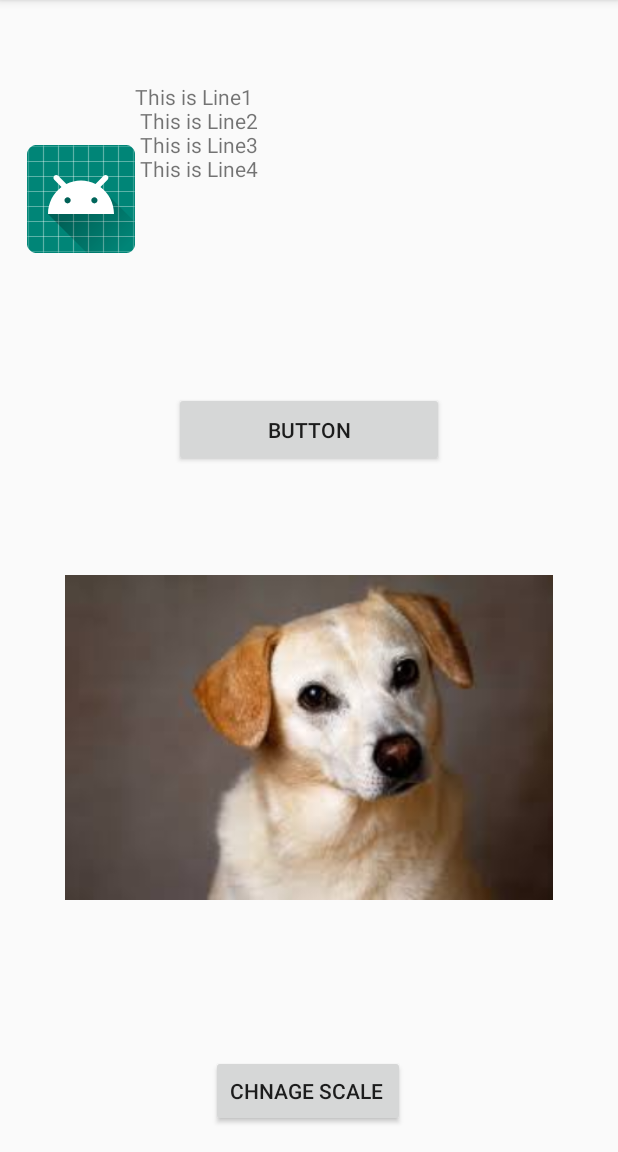
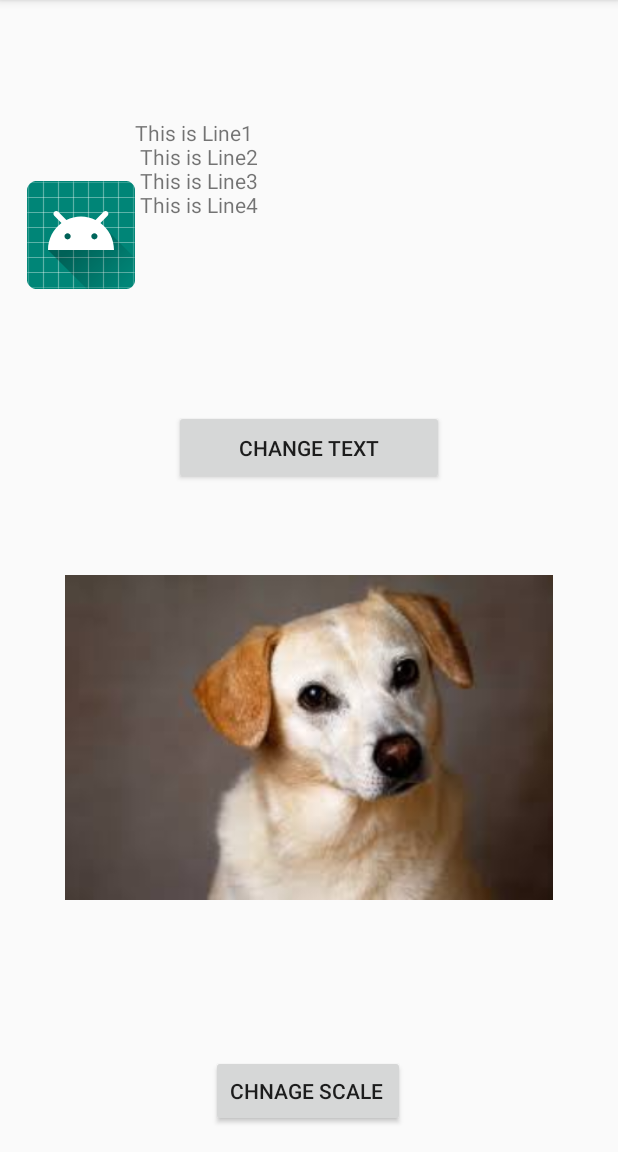
Before and after one commit to Arjun491/uxLab3V1, an Android app: the screen it shows after launch (MainActivity), on a phone screen of 412 x 824 dp, the part 84-1236 px from its top. Run offline under Robolectric (Android 15) with nearby library versions, the phone set to English and light mode, and no system bars.

```diff
--- a/app/src/main/res/layout/activity_main.xml
+++ b/app/src/main/res/layout/activity_main.xml
@@ -23,7 +23,7 @@
         app:layout_constraintLeft_toLeftOf="parent"
         app:layout_constraintRight_toRightOf="parent"
         app:layout_constraintTop_toTopOf="parent"
-        app:layout_constraintVertical_bias="0.091" />
+        app:layout_constraintVertical_bias="0.13" />
 
     <Button
         android:id="@+id/btnChangeText"
@@ -31,7 +31,7 @@
         android:layout_height="50dp"
         android:layout_marginTop="8dp"
         android:layout_marginBottom="8dp"
-        android:text="Button"
+        android:text="change text"
         app:layout_constraintBottom_toTopOf="@+id/imageViewSample"
         app:layout_constraintEnd_toEndOf="parent"
         app:layout_constraintStart_toStartOf="parent"
```
